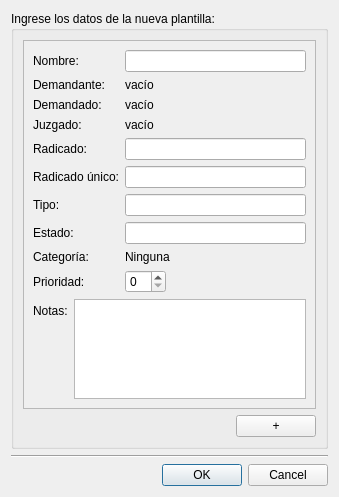
This is AbogadosDesktop/src/gui/ui/nuevaPlantilla.ui in ehmsoft/Desktop as Qt 5 draws it before an edit. The edited form follows.
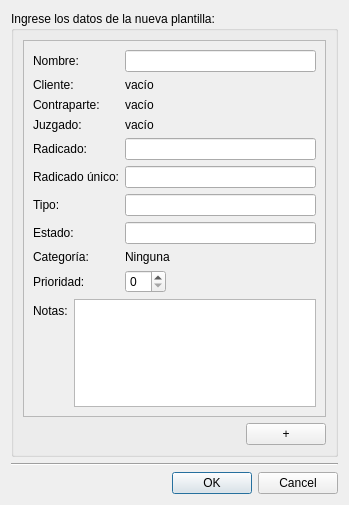
This is the edited form.

```diff
--- a/AbogadosDesktop/src/gui/ui/nuevaPlantilla.ui
+++ b/AbogadosDesktop/src/gui/ui/nuevaPlantilla.ui
@@ -6,8 +6,8 @@
    <rect>
     <x>0</x>
     <y>0</y>
-    <width>339</width>
-    <height>497</height>
+    <width>349</width>
+    <height>505</height>
    </rect>
   </property>
   <property name="windowTitle">
@@ -49,8 +49,8 @@
             <rect>
              <x>0</x>
              <y>0</y>
-             <width>309</width>
-             <height>382</height>
+             <width>276</width>
+             <height>397</height>
             </rect>
            </property>
            <layout class="QVBoxLayout" name="verticalLayout_2">
@@ -72,7 +72,7 @@
               <item row="1" column="0">
                <widget class="QLabel" name="label">
                 <property name="text">
-                 <string>Demandante:</string>
+                 <string>Cliente:</string>
                 </property>
                </widget>
               </item>
@@ -101,7 +101,7 @@
               <item row="2" column="0">
                <widget class="QLabel" name="label_2">
                 <property name="text">
-                 <string>Demandado:</string>
+                 <string>Contraparte:</string>
                 </property>
                </widget>
               </item>
```
